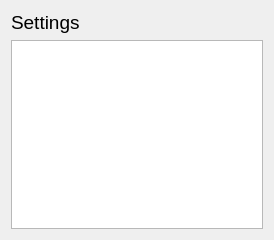
First picture: the form in kiai/settingsDialog.ui, repository PembrokeNS/sakusen, before the edit.
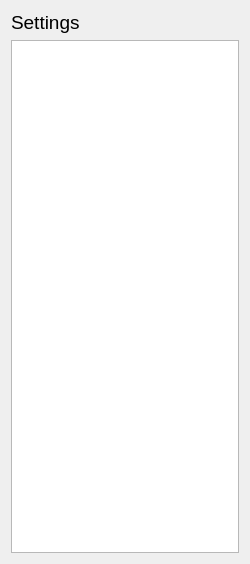
Second picture: the form after the edit.

Commit message: Make the settings dialog behave slightly more friendlily Signed-off-by: Michael Donaghy <md401@tommy.(none)>

Patch:
```diff
--- a/kiai/settingsDialog.ui
+++ b/kiai/settingsDialog.ui
@@ -4,12 +4,12 @@
   <property name="windowModality" >
    <enum>Qt::NonModal</enum>
   </property>
-  <property name="geometry" >
+  <property name="geometry">
    <rect>
     <x>0</x>
     <y>0</y>
-    <width>274</width>
-    <height>240</height>
+    <width>250</width>
+    <height>564</height>
    </rect>
   </property>
   <property name="windowTitle" >
```
Left out of the diff: 29 changed lines with no effect on the pictures. The commit also changes 1 other file.
